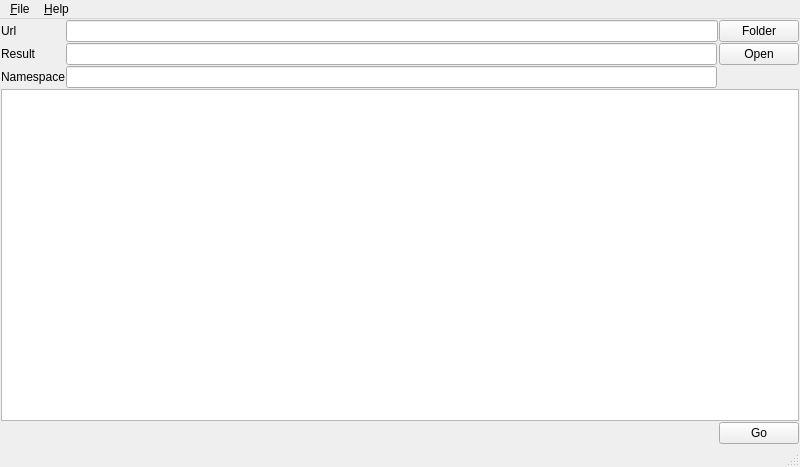
Qt form src/mainwindow.ui (JackeyLea/QtHelp) before a commit.
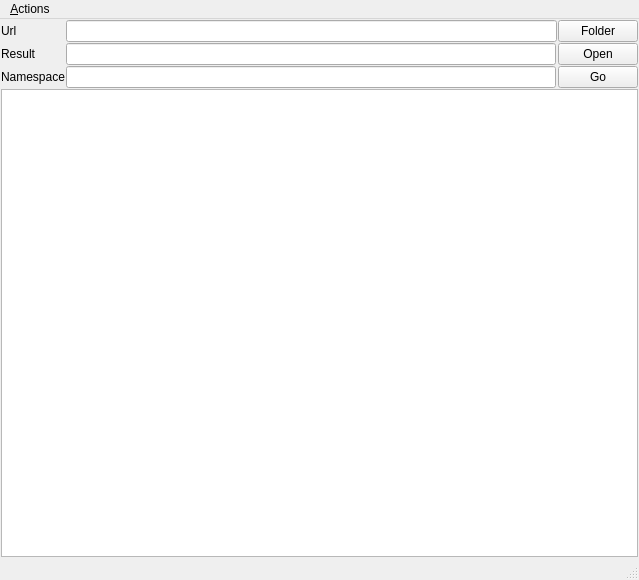
The same form after that commit.

Commit message: 考虑细节编辑功能

Diff of the .ui file:
```diff
--- a/src/mainwindow.ui
+++ b/src/mainwindow.ui
@@ -6,8 +6,8 @@
    <rect>
     <x>0</x>
     <y>0</y>
-    <width>800</width>
-    <height>467</height>
+    <width>639</width>
+    <height>580</height>
    </rect>
   </property>
   <property name="windowTitle">
@@ -30,9 +30,6 @@
     <property name="spacing">
      <number>1</number>
     </property>
-    <item row="3" column="0" colspan="4">
-     <widget class="QPlainTextEdit" name="textResult"/>
-    </item>
     <item row="2" column="1">
      <widget class="QLineEdit" name="lineNamespace"/>
     </item>
@@ -77,13 +74,16 @@
       </property>
      </widget>
     </item>
-    <item row="4" column="3">
+    <item row="2" column="3">
      <widget class="QPushButton" name="buttonGo">
       <property name="text">
        <string>Go</string>
       </property>
      </widget>
     </item>
+    <item row="3" column="0" colspan="4">
+     <widget class="QTreeView" name="treeView"/>
+    </item>
    </layout>
   </widget>
   <widget class="QMenuBar" name="menubar">
@@ -91,25 +91,18 @@
     <rect>
      <x>0</x>
      <y>0</y>
-     <width>800</width>
-     <height>28</height>
+     <width>639</width>
+     <height>22</height>
     </rect>
    </property>
-   <widget class="QMenu" name="menu_File">
-    <property name="title">
-     <string>&amp;File</string>
-    </property>
-    <addaction name="actionExit"/>
-   </widget>
    <widget class="QMenu" name="menu_Help">
     <property name="title">
-     <string>&amp;Help</string>
+     <string>&amp;Actions</string>
     </property>
     <addaction name="actionAbout_Qt"/>
     <addaction name="actionAbout"/>
     <addaction name="actionIndex"/>
    </widget>
-   <addaction name="menu_File"/>
    <addaction name="menu_Help"/>
   </widget>
   <widget class="QStatusBar" name="statusbar"/>
```
Left out of the diff: 2 changed lines with no effect on the pictures. The commit also changes 2 other files.
